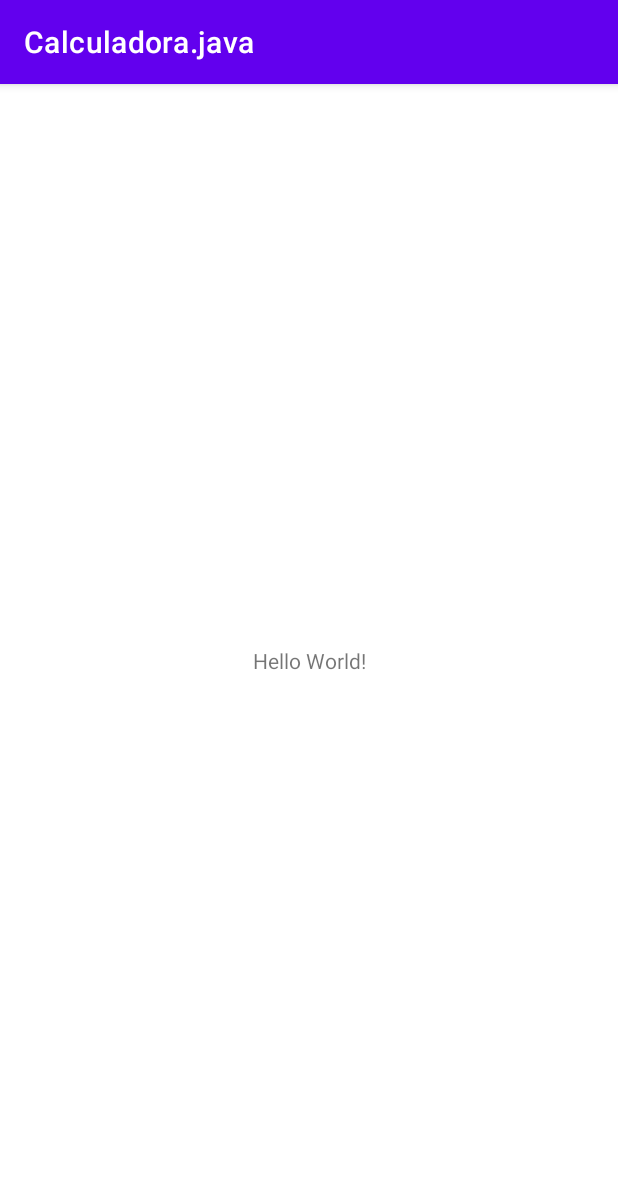
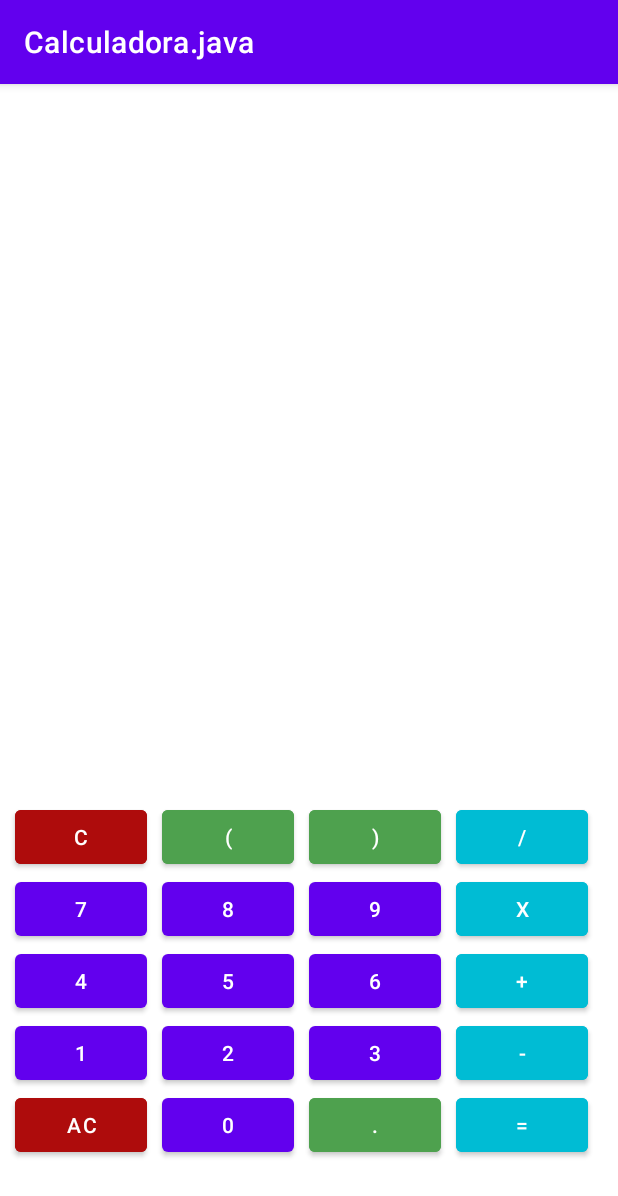
Before and after one commit to moaaskt/Calculadorajava, an Android app: the screen it shows after launch (MainActivity), on a phone screen of 412 x 824 dp. Shown: the top 1196 px of the screen. Run offline under Robolectric (Android 15) with nearby library versions, the phone set to English and light mode, and no system bars.

Commit message:
finalizando botoes

```diff
--- a/app/src/main/res/layout/activity_main.xml
+++ b/app/src/main/res/layout/activity_main.xml
@@ -1,18 +1,216 @@
 <?xml version="1.0" encoding="utf-8"?>
-<androidx.constraintlayout.widget.ConstraintLayout xmlns:android="http://schemas.android.com/apk/res/android"
+<RelativeLayout xmlns:android="http://schemas.android.com/apk/res/android"
     xmlns:app="http://schemas.android.com/apk/res-auto"
     xmlns:tools="http://schemas.android.com/tools"
     android:layout_width="match_parent"
     android:layout_height="match_parent"
     tools:context=".MainActivity">
 
-    <TextView
+
+ <LinearLayout
+     android:layout_width="match_parent"
+     android:layout_height="wrap_content"
+     android:orientation="vertical"
+     android:layout_alignParentBottom="true"
+     android:layout_marginBottom="50dp"
+     >
+
+    <LinearLayout
+        android:layout_width="match_parent"
+        android:layout_height="wrap_content"
+        android:orientation="horizontal">
+        <Button
         android:layout_width="wrap_content"
         android:layout_height="wrap_content"
-        android:text="Hello World!"
-        app:layout_constraintBottom_toBottomOf="parent"
-        app:layout_constraintLeft_toLeftOf="parent"
-        app:layout_constraintRight_toRightOf="parent"
-        app:layout_constraintTop_toTopOf="parent" />
+        android:text="C"
+        android:id="@+id/bc"
+            android:layout_marginLeft="10dp"
+            android:backgroundTint="#AE0C0C"
 
-</androidx.constraintlayout.widget.ConstraintLayout>
+
+        />
+        <Button
+            android:layout_width="wrap_content"
+            android:layout_height="wrap_content"
+            android:text="("
+            android:backgroundTint="#4EA14E"
+            android:layout_marginLeft="10dp"
+            android:id="@+id/bopen"
+
+            />
+        <Button
+            android:layout_width="wrap_content"
+            android:layout_height="wrap_content"
+            android:text=")"
+            android:id="@+id/bclose"
+            android:backgroundTint="#4EA14E"
+            android:layout_marginLeft="10dp"
+
+            />
+        <Button
+            android:layout_width="wrap_content"
+            android:layout_height="wrap_content"
+            android:text="/"
+            android:id="@+id/bdiv"
+            android:layout_marginLeft="10dp"
+            android:backgroundTint="#00BCD4"
+
+            />
+
+
+    </LinearLayout>
+     <LinearLayout
+         android:layout_width="match_parent"
+         android:layout_height="wrap_content"
+         android:orientation="horizontal">
+         <Button
+             android:layout_width="wrap_content"
+             android:layout_height="wrap_content"
+             android:text="7"
+             android:layout_marginLeft="10dp"
+             android:id="@+id/b7"
+             />
+         <Button
+             android:layout_width="wrap_content"
+             android:layout_height="wrap_content"
+             android:text="8"
+             android:id="@+id/b8"
+             android:layout_marginLeft="10dp"
+             />
+         <Button
+             android:layout_width="wrap_content"
+             android:layout_height="wrap_content"
+             android:text="9"
+             android:id="@+id/b9"
+             android:layout_marginLeft="10dp"
+             />
+         <Button
+             android:layout_width="wrap_content"
+             android:layout_height="wrap_content"
+             android:text="x"
+             android:backgroundTint="#00BCD4"
+             android:layout_marginLeft="10dp"
+             android:id="@+id/bx"
+             />
+
+
+     </LinearLayout>
+     <LinearLayout
+         android:layout_width="match_parent"
+         android:layout_height="wrap_content"
+         android:orientation="horizontal">
+         <Button
+             android:layout_width="wrap_content"
+             android:layout_height="wrap_content"
+             android:text="4"
+             android:layout_marginLeft="10dp"
+             android:id="@+id/b4"
+             />
+         <Button
+             android:layout_width="wrap_content"
+             android:layout_height="wrap_content"
+             android:text="5"
+             android:layout_marginLeft="10dp"
+             android:id="@+id/b5"
+             />
+         <Button
+             android:layout_width="wrap_content"
+             android:layout_height="wrap_content"
+             android:text="6"
+             android:layout_marginLeft="10dp"
+             android:id="@+id/b6"
+             />
+         <Button
+             android:layout_width="wrap_content"
+             android:layout_height="wrap_content"
+             android:text="+"
+             android:layout_marginLeft="10dp"
+             android:backgroundTint="#00BCD4"
+
+             android:id="@+id/bplus"
+             />
+
+
+     </LinearLayout>
+     <LinearLayout
+         android:layout_width="match_parent"
+         android:layout_height="wrap_content"
+         android:orientation="horizontal">
+         <Button
+             android:layout_width="wrap_content"
+             android:layout_height="wrap_content"
+             android:text="1"
+             android:layout_marginLeft="10dp"
+             android:id="@+id/b1"
+             />
+         <Button
+             android:layout_width="wrap_content"
+             android:layout_height="wrap_content"
+             android:text="2"
+             android:layout_marginLeft="10dp"
+             android:id="@+id/b2"
+             />
+         <Button
+             android:layout_width="wrap_content"
+             android:layout_height="wrap_content"
+             android:text="3"
+             android:layout_marginLeft="10dp"
+             android:id="@+id/b3"
+             />
+         <Button
+             android:layout_width="wrap_content"
+             android:layout_height="wrap_content"
+             android:text="-"
+             android:id="@+id/bsub"
+             android:layout_marginLeft="10dp"
+             android:backgroundTint="#00BCD4"
+             />
+
+
+     </LinearLayout>
+     <LinearLayout
+         android:layout_width="match_parent"
+         android:layout_height="wrap_content"
+         android:orientation="horizontal">
+         <Button
+             android:layout_width="wrap_content"
+             android:layout_height="wrap_content"
+             android:text="AC"
+             android:backgroundTint="#AE0C0C"
+             android:layout_marginLeft="10dp"
+             android:id="@+id/bac"
+             />
+         <Button
+             android:layout_width="wrap_content"
+             android:layout_height="wrap_content"
+             android:text="0"
+             android:layout_marginLeft="10dp"
+             android:id="@+id/b0"
+             />
+         <Button
+             android:layout_width="wrap_content"
+             android:layout_height="wrap_content"
+             android:text="."
+             android:layout_marginLeft="10dp"
+             android:backgroundTint="#4EA14E"
+             android:id="@+id/bdot"
+             />
+         <Button
+             android:layout_width="wrap_content"
+             android:layout_height="wrap_content"
+             android:text="="
+             android:layout_marginLeft="10dp"
+             android:id="@+id/bequals"
+             android:backgroundTint="#00BCD4"
+             />
+
+
+     </LinearLayout>
+
+
+
+
+
+</LinearLayout>
+
+</RelativeLayout>
```
